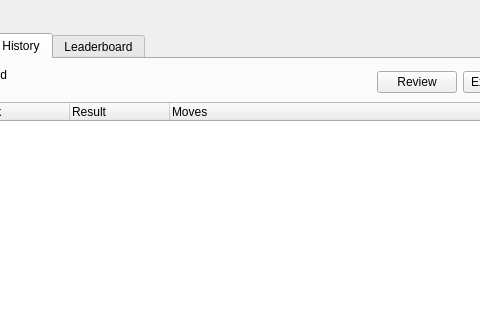
Before: the Qt Designer form gui/NEMainpage.ui in RetroShare/RetroChess, drawn with Qt 5; both pictures show x 242 to 722 and y 0 to 320 of the 882 by 578 pixel window.
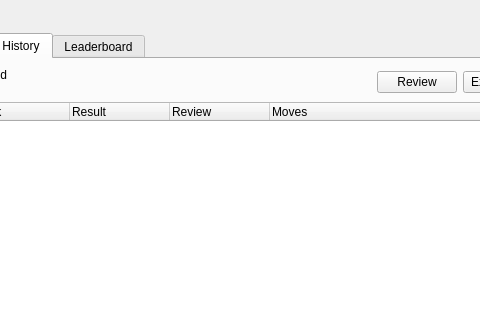
After: the same form once the commit is applied. The open tabs and pages were chosen to show the change. Icons and pictures are not drawn.

Commit message: Added review button inside the tree

Patch:
```diff
--- a/gui/NEMainpage.ui
+++ b/gui/NEMainpage.ui
@@ -789,6 +789,11 @@
            <string>Result</string>
           </property>
          </column>
+         <column>
+          <property name="text">
+           <string>Review</string>
+          </property>
+         </column>
          <column>
           <property name="text">
            <string>Moves</string>
```
The commit also changes 1 other file.
